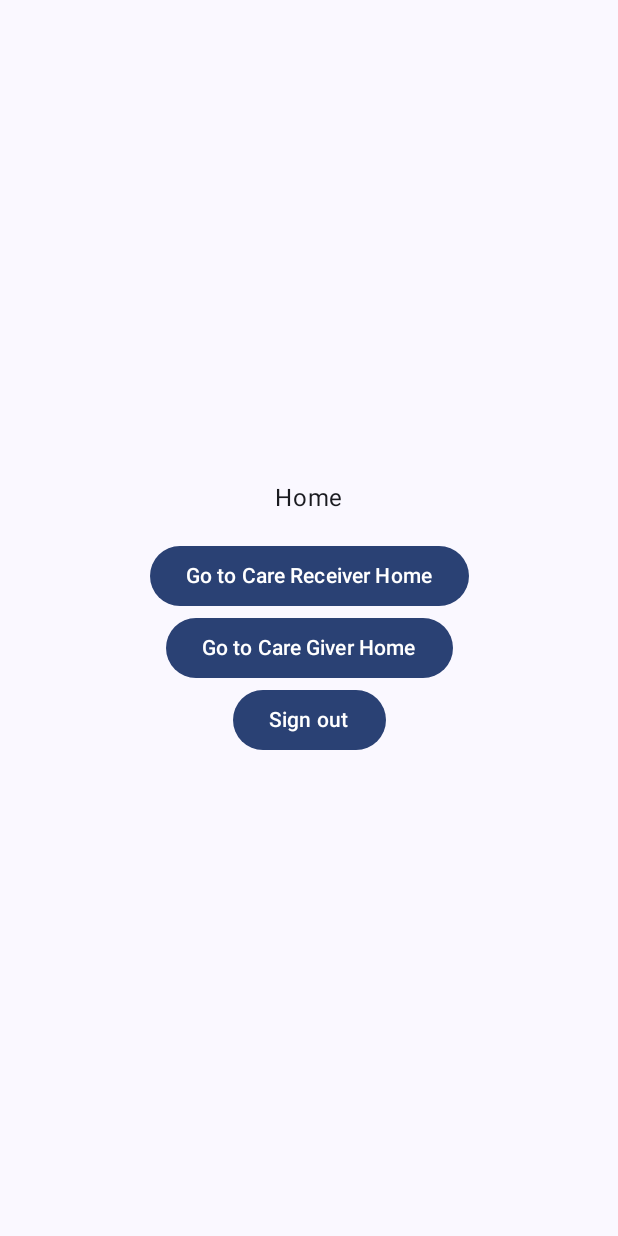
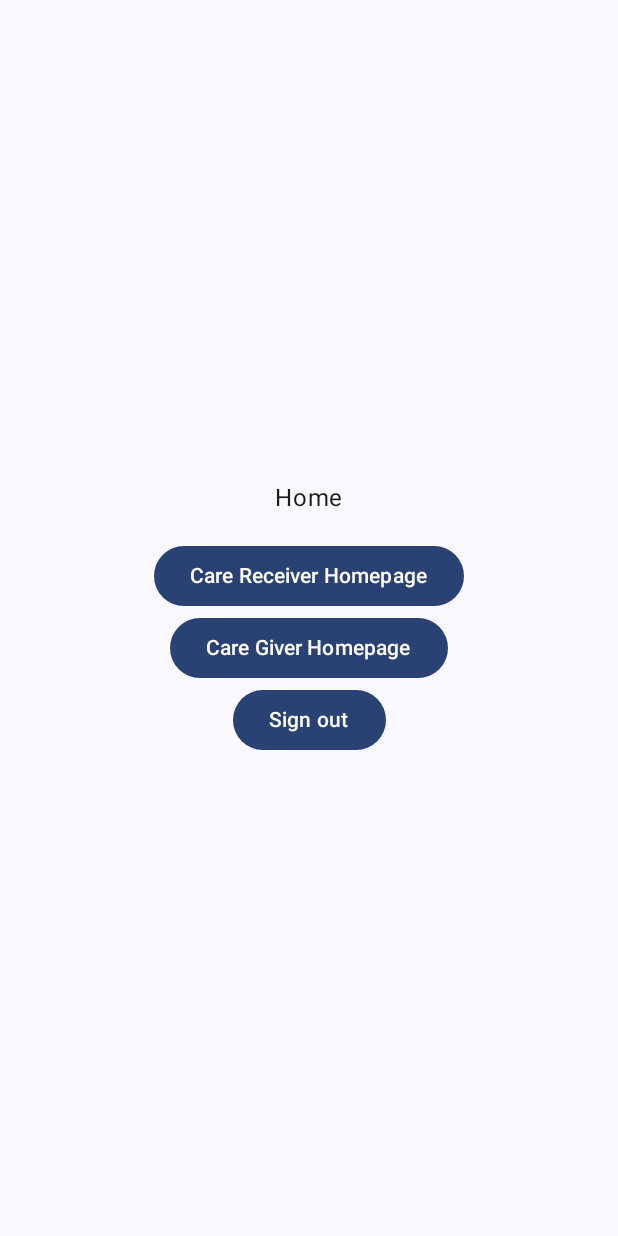
Before and after one commit to ArthurChen189/PillMaster, an Android app built with Jetpack Compose: the DashboardScreen screen opened through its navigation route, after a tap on "Login", on a phone screen of 412 x 824 dp. Run offline under Robolectric (Android 15) with nearby library versions, the phone set to English and light mode, and no system bars; our stand-ins replace Dagger/Hilt's generated code, Firebase (no records; nobody signed in at launch, a user with empty details on screens opened directly).

Commit message:
update the user management logic (#17)
* user login with auth0

* hide the auth0 secret settings

* add test accounts

* take user as an input to the homescreen in the path

* setup firebase auth, created login signup page, update the logic of navigating to homepage

* clean up

* clean up code

* clean up code

* update the user management logic

```diff
--- a/app/build.gradle
+++ b/app/build.gradle
@@ -116,4 +116,10 @@ dependencies {
     implementation 'com.google.firebase:firebase-analytics-ktx'
     implementation 'com.google.firebase:firebase-auth-ktx'
     implementation 'com.google.firebase:firebase-firestore-ktx'
+    implementation("com.google.firebase:firebase-database-ktx")
+    implementation("com.google.firebase:firebase-storage-ktx")
+
+    // Firebase UI Library
+    implementation("com.firebaseui:firebase-ui-auth:8.0.2")
+    implementation("com.firebaseui:firebase-ui-database:8.0.2")
 }
--- a/app/src/main/java/com/ece452/pillmaster/PillMasterNavHost.kt
+++ b/app/src/main/java/com/ece452/pillmaster/PillMasterNavHost.kt
@@ -4,17 +4,13 @@ import android.os.Build
 import androidx.annotation.RequiresApi
 import com.ece452.pillmaster.screen.carereceiver.AutoFillEntry
 import androidx.compose.runtime.Composable
-import androidx.compose.runtime.remember
 import androidx.compose.ui.Modifier
-import androidx.hilt.navigation.compose.hiltViewModel
-import androidx.lifecycle.viewmodel.compose.LocalViewModelStoreOwner
 import androidx.navigation.NavGraph.Companion.findStartDestination
 import androidx.navigation.NavHostController
 import androidx.navigation.NavType
 import androidx.navigation.compose.NavHost
 import androidx.navigation.compose.composable
 import androidx.navigation.navArgument
-import com.ece452.pillmaster.model.User
 import com.ece452.pillmaster.screen.carereceiver.CalendarScreen
 import com.ece452.pillmaster.screen.common.CareGiverHomeScreen
 import com.ece452.pillmaster.screen.common.CareReceiverHomepageScreen
@@ -51,11 +47,10 @@ fun PillMasterNavHost(
                 type = NavType.StringType
             }))
         { backStackEntry ->
-            val userString = backStackEntry.arguments?.getString("user")
-            val user = userString?.let { User.fromString(it) }
+            val userId = backStackEntry.arguments?.getString("user")
             HomeScreen(
                 navController = navController,
-                user = user,
+                userId = userId,
             )
         }
         composable(NavigationPath.CARE_RECEIVER_HOMEPAGE.route) {
--- a/app/src/main/java/com/ece452/pillmaster/model/User.kt
+++ b/app/src/main/java/com/ece452/pillmaster/model/User.kt
@@ -1,17 +1,13 @@
 package com.ece452.pillmaster.model
-
-import com.ece452.pillmaster.utils.UserRole
 
 data class User(
     val id: String = "",
     val email: String = "",
     val name: String = "",
-    val password: String = "",
-    val roles: List<UserRole> = listOf()
+    val password: String = ""
 ) {
     override fun toString(): String {
-        val rolesString = roles.joinToString(",") { it.name }
-        return "$id|$email|$name|$password|$rolesString"
+        return "$id|$email|$name|$password"
     }
 
     companion object {
@@ -21,9 +17,7 @@ data class User(
             val email = userFields[1]
             val name = userFields[2]
             val password = userFields[3]
-            val rolesString = userFields[4]
-            val roles = rolesString.split(",").map { UserRole.valueOf(it) }
-            return User(id, email, name, password, roles)
+            return User(id, email, name, password)
         }
     }
 }
--- a/app/src/main/java/com/ece452/pillmaster/repository/AuthRepository.kt
+++ b/app/src/main/java/com/ece452/pillmaster/repository/AuthRepository.kt
@@ -1,13 +1,8 @@
 package com.ece452.pillmaster.repository
 
 import com.ece452.pillmaster.model.User
-import com.ece452.pillmaster.di.FirebaseModule
 import com.google.firebase.auth.FirebaseAuth
-import com.google.firebase.auth.FirebaseAuth.AuthStateListener
 import com.google.firebase.auth.FirebaseUser
-import com.google.firebase.auth.EmailAuthProvider
-import com.google.firebase.auth.ktx.auth
-import com.google.firebase.ktx.Firebase
 import kotlinx.coroutines.Dispatchers
 import kotlinx.coroutines.tasks.await
 import kotlinx.coroutines.withContext
--- a/app/src/main/java/com/ece452/pillmaster/screen/common/DashboardScreen.kt
+++ b/app/src/main/java/com/ece452/pillmaster/screen/common/DashboardScreen.kt
@@ -3,9 +3,7 @@ package com.ece452.pillmaster.screen.common
 import androidx.compose.foundation.Image
 import androidx.compose.foundation.layout.Arrangement
 import androidx.compose.foundation.layout.Column
-import androidx.compose.foundation.layout.aspectRatio
 import androidx.compose.foundation.layout.fillMaxSize
-import androidx.compose.foundation.layout.fillMaxWidth
 import androidx.compose.foundation.layout.padding
 import androidx.compose.foundation.layout.size
 import androidx.compose.material3.Button
@@ -17,7 +15,6 @@ import androidx.compose.runtime.remember
 import androidx.compose.runtime.setValue
 import androidx.compose.ui.Alignment
 import androidx.compose.ui.Modifier
-import androidx.compose.ui.platform.LocalContext
 import androidx.compose.ui.res.painterResource
 import androidx.compose.ui.text.TextStyle
 import androidx.compose.ui.text.font.FontWeight
@@ -27,13 +24,11 @@ import androidx.navigation.NavController
 import com.ece452.pillmaster.R
 import com.ece452.pillmaster.model.User
 import com.ece452.pillmaster.utils.NavigationPath
-import com.ece452.pillmaster.utils.UserRole
 
 @Composable
 fun DashboardScreen(
     navController: NavController
 ) {
-    val context = LocalContext.current
     var errorText by remember { mutableStateOf("") }
 
     Column(
@@ -68,20 +63,5 @@ fun DashboardScreen(
         ) {
             Text("Login")
         }
-        Button(
-            onClick = {
-                val user = User(
-                    id = "123",
-                    email = "example@example.com",
-                    name = "John Doe",
-                    password = "password",
-                    roles = listOf(UserRole.ADMIN)
-                )
-                val userString = user.toString()
-                navController.navigate("${NavigationPath.HOMEPAGE.route}/$userString")
-            }
-        ) {
-            Text("Homepage Test")
-        }
     }
 }
--- a/app/src/main/java/com/ece452/pillmaster/screen/common/HomeScreen.kt
+++ b/app/src/main/java/com/ece452/pillmaster/screen/common/HomeScreen.kt
@@ -10,25 +10,22 @@ import androidx.compose.runtime.Composable
 import androidx.compose.runtime.getValue
 import androidx.compose.runtime.mutableStateOf
 import androidx.compose.runtime.remember
+import androidx.compose.runtime.setValue
 import androidx.compose.ui.Alignment
 import androidx.compose.ui.Modifier
 import androidx.compose.ui.unit.dp
 import androidx.hilt.navigation.compose.hiltViewModel
 import androidx.navigation.NavController
-import com.ece452.pillmaster.model.User
 import com.ece452.pillmaster.utils.NavigationPath
-import com.ece452.pillmaster.utils.UserRole
 import com.ece452.pillmaster.viewmodel.LoginViewModel
-import com.ece452.pillmaster.viewmodel.PillAddPageViewModel
 
 @Composable
 fun HomeScreen(
     navController: NavController,
-    user: User?,
-    loginViewModel: LoginViewModel = hiltViewModel(),
-    vm: PillAddPageViewModel = hiltViewModel(),
+    userId: String?,
+    loginViewModel: LoginViewModel = hiltViewModel()
 ) {
-    val errorText by remember { mutableStateOf("") }
+    var errorText by remember { mutableStateOf("") }
 
     Column(
         modifier = Modifier
@@ -49,31 +46,15 @@ fun HomeScreen(
             )
         }
 
-        if (user != null) {
-            if (user.roles.contains(UserRole.CARE_RECEIVER) || user.roles.contains(UserRole.ADMIN)) {
-                // Display content for care receiver
-                Button(onClick = { navController.navigate(NavigationPath.CARE_RECEIVER_HOMEPAGE.route) }) {
-                    Text(text = "Go to Care Receiver Home")
-                }
-            } else {
-                Button(onClick = {
-                    // TODO: ASSIGN ROLE
-                }) {
-                    Text(text = "Assign Care Receiver Role")
-                }
+        if (userId != null) {
+            // Display content for care giver
+            Button(onClick = { navController.navigate(NavigationPath.CARE_RECEIVER_HOMEPAGE.route) }) {
+                Text(text = "Care Receiver Homepage")
             }
 
-            if (user.roles.contains(UserRole.CARE_GIVER) || user.roles.contains(UserRole.ADMIN)) {
-                // Display content for care receiver
-                Button(onClick = { navController.navigate(NavigationPath.CARE_GIVER_HOMEPAGE.route) }) {
-                    Text(text = "Go to Care Giver Home")
-                }
-            } else {
-                Button(onClick = {
-                    // TODO: ASSIGN ROLE
-                }) {
-                    Text(text = "Assign Care Giver Role")
-                }
+            // Display content for care receiver
+            Button(onClick = { navController.navigate(NavigationPath.CARE_GIVER_HOMEPAGE.route) }) {
+                Text(text = "Care Giver Homepage")
             }
 
             Button(onClick = {
@@ -83,7 +64,7 @@ fun HomeScreen(
                 Text(text = "Sign out")
             }
         } else {
-            // TODO
+            errorText = "Invalid User."
         }
     }
 }
--- a/app/src/main/java/com/ece452/pillmaster/screen/common/LoginScreen.kt
+++ b/app/src/main/java/com/ece452/pillmaster/screen/common/LoginScreen.kt
@@ -1,6 +1,5 @@
 package com.ece452.pillmaster.screen.common
 
-import androidx.compose.foundation.Image
 import androidx.compose.foundation.layout.Arrangement
 import androidx.compose.foundation.layout.Column
 import androidx.compose.foundation.layout.Row
@@ -24,18 +23,13 @@ import androidx.compose.runtime.Composable
 import androidx.compose.runtime.LaunchedEffect
 import androidx.compose.ui.Alignment
 import androidx.compose.ui.Modifier
-import androidx.compose.ui.graphics.painter.Painter
 import androidx.compose.ui.platform.LocalContext
-import androidx.compose.ui.res.painterResource
 import androidx.compose.ui.text.input.PasswordVisualTransformation
 import androidx.compose.ui.text.style.TextAlign
 import androidx.compose.ui.unit.dp
 import androidx.hilt.navigation.compose.hiltViewModel
 import androidx.navigation.NavController
-import com.ece452.pillmaster.R
-import com.ece452.pillmaster.model.User
 import com.ece452.pillmaster.utils.NavigationPath
-import com.ece452.pillmaster.utils.UserRole
 import com.ece452.pillmaster.viewmodel.LoginViewModel
 
 @OptIn(ExperimentalMaterial3Api::class)
@@ -135,16 +129,8 @@ fun LoginScreen(
 
         LaunchedEffect(key1 = loginViewModel.hasUser) {
             if (loginViewModel.hasUser == true) {
-                // TODO: UPDATE THIS TO THE ACTUAL USER FROM DB
-                val user = User(
-                    id = "123",
-                    email = "example@example.com",
-                    name = "John Doe",
-                    password = "password",
-                    roles = listOf(UserRole.ADMIN)
-                )
-                val userString = user.toString()
-                navController.navigate("${NavigationPath.HOMEPAGE.route}/$userString")
+                val userId = loginViewModel.currentUserId
+                navController.navigate("${NavigationPath.HOMEPAGE.route}/$userId")
             }
         }
     }
--- a/app/src/main/java/com/ece452/pillmaster/viewmodel/LoginViewModel.kt
+++ b/app/src/main/java/com/ece452/pillmaster/viewmodel/LoginViewModel.kt
@@ -21,6 +21,9 @@ class LoginViewModel @Inject constructor(
 
     val hasUser: Boolean
         get() = repository.hasUser()
+
+    val currentUserId: String
+        get() = repository.getUserId()
 
     var loginUiState by mutableStateOf(LoginUiState())
         private set
```
Also changed, not shown: app/src/main/java/com/ece452/pillmaster/utils/UserRole.kt (deleted, +0 -7 lines), 1 other file.
